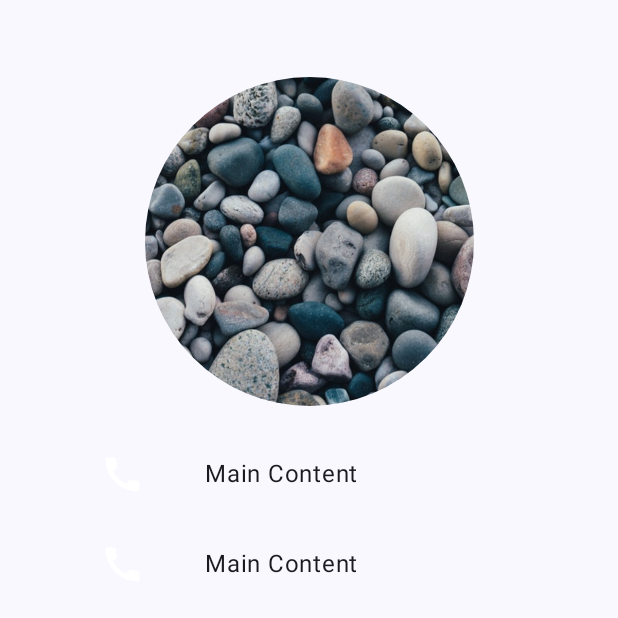
After one commit to hernantorres86/GymApp, an Android app built with Jetpack Compose: the composable PersonDateScreen shown on its own in the app's theme, on a phone screen of 412 x 824 dp, the top half of it. The commit adds this screen. Run offline under Robolectric (Android 15) with nearby library versions, the phone set to English and light mode, and no system bars.

Commit message:
commit main

```diff
--- a/app/src/main/AndroidManifest.xml
+++ b/app/src/main/AndroidManifest.xml
@@ -3,6 +3,7 @@
     xmlns:tools="http://schemas.android.com/tools">
 
     <application
+        android:name=".aplication"
         android:allowBackup="true"
         android:dataExtractionRules="@xml/data_extraction_rules"
         android:fullBackupContent="@xml/backup_rules"
@@ -13,7 +14,7 @@
         android:theme="@style/Theme.GymApp"
         tools:targetApi="31">
         <activity
-            android:name=".MainActivity"
+            android:name=".main_screen.MainActivity"
             android:exported="true"
             android:label="@string/app_name"
             android:theme="@style/Theme.GymApp">
--- /dev/null
+++ b/app/src/main/java/com/hernan/gymapp/main_screen/data/model/HarcodedModel.kt
@@ -0,0 +1,3 @@
+package com.hernan.gymapp.main_screen.data.model
+
+data class HarcodedModel(val a:String)
--- /dev/null
+++ b/app/src/main/java/com/hernan/gymapp/main_screen/domain/model/HarcodedModel.kt
@@ -0,0 +1,3 @@
+package com.hernan.gymapp.main_screen.domain.model
+
+data class HarcodedModel(val a:String)
--- a/app/src/main/java/com/hernan/gymapp/models/HarcodedLists.kt
+++ b/app/src/main/java/com/hernan/gymapp/models/HarcodedLists.kt
@@ -1,4 +1,3 @@
 package com.hernan.gymapp.models
 
-data class HarcodedLists(val drawable: Int, val text:Int, var celPhone:String = "", var clientType:String = "") {
-}
+data class HarcodedLists(val drawable: Int, val text:Int, var celPhone:String = "", var clientType:String = "")
--- a/app/src/main/java/com/hernan/gymapp/navigation/AppNavigation.kt
+++ b/app/src/main/java/com/hernan/gymapp/navigation/AppNavigation.kt
@@ -7,7 +7,7 @@ import androidx.navigation.compose.NavHost
 import androidx.navigation.compose.composable
 import androidx.navigation.compose.rememberNavController
 import androidx.navigation.navArgument
-import com.hernan.gymapp.ui_app.MainScreen
+import com.hernan.gymapp.main_screen.presentation.ui.MainScreen
 import com.hernan.gymapp.ui_app.SplashScreen
 import com.hernan.gymapp.ui_app.TurnsScreen
 import com.hernan.gymapp.ui_app.UsersScreen
--- /dev/null
+++ b/app/src/main/java/com/hernan/gymapp/ui_app/PersonDateScreen.kt
@@ -0,0 +1,149 @@
+package com.hernan.gymapp.ui_app
+
+import androidx.compose.animation.core.Animatable
+import androidx.compose.animation.core.LinearOutSlowInEasing
+import androidx.compose.animation.core.tween
+import androidx.compose.foundation.Image
+import androidx.compose.foundation.background
+import androidx.compose.foundation.layout.Box
+import androidx.compose.foundation.layout.Column
+import androidx.compose.foundation.layout.Row
+import androidx.compose.foundation.layout.fillMaxSize
+import androidx.compose.foundation.layout.fillMaxWidth
+import androidx.compose.foundation.layout.height
+import androidx.compose.foundation.layout.padding
+import androidx.compose.foundation.layout.width
+import androidx.compose.foundation.lazy.LazyColumn
+import androidx.compose.foundation.shape.CircleShape
+import androidx.compose.foundation.shape.RoundedCornerShape
+import androidx.compose.material3.Card
+import androidx.compose.material3.CardDefaults
+import androidx.compose.material3.MaterialTheme
+import androidx.compose.material3.Text
+import androidx.compose.runtime.Composable
+import androidx.compose.runtime.LaunchedEffect
+import androidx.compose.runtime.getValue
+import androidx.compose.runtime.mutableStateOf
+import androidx.compose.runtime.remember
+import androidx.compose.runtime.setValue
+import androidx.compose.ui.Alignment
+import androidx.compose.ui.Alignment.Companion.CenterHorizontally
+import androidx.compose.ui.Modifier
+import androidx.compose.ui.draw.clip
+import androidx.compose.ui.graphics.graphicsLayer
+import androidx.compose.ui.layout.ContentScale
+import androidx.compose.ui.platform.LocalDensity
+import androidx.compose.ui.res.painterResource
+import androidx.compose.ui.tooling.preview.Preview
+import androidx.compose.ui.unit.dp
+import com.hernan.gymapp.R
+import com.hernan.gymapp.funtions.userList
+import kotlinx.coroutines.launch
+
+
+var userImage: Int? = null
+var userName: Int? = null
+
+@Composable
+fun PersonDateScreen(){
+
+    userList().map { item ->
+        userName = item.text
+        userImage = item.drawable
+    }
+    val bottomSheetHeight = with(LocalDensity.current) { 20.dp.toPx() }
+
+    Box(
+        modifier = Modifier
+            .fillMaxSize()
+            .background(color = MaterialTheme.colorScheme.background),
+        contentAlignment = Alignment.Center
+    ) {
+        var bottomSheetVisible by remember { mutableStateOf(true) }
+
+        val targetHeight = if (bottomSheetVisible) bottomSheetHeight else 0f
+        val animatableHeight = remember { Animatable(targetHeight) }
+        LaunchedEffect(bottomSheetVisible) {
+            animatableHeight.animateTo(
+                targetValue = targetHeight,
+                animationSpec = tween(
+                    durationMillis = 300,
+                    easing = LinearOutSlowInEasing
+                )
+            )
+        }
+
+        Column(
+            Modifier
+                .graphicsLayer {
+                    translationY = animatableHeight.value
+                }
+                .fillMaxSize()
+                .padding(16.dp)
+                .background(
+                    color = MaterialTheme.colorScheme.background,
+                    shape = RoundedCornerShape(topStart = 16.dp, topEnd = 16.dp)
+                )
+        ) {
+            Image(
+                painter = painterResource(R.drawable.fc4_self_massage),  //R.drawable.ab1_inversions
+                contentDescription = null,
+                contentScale = ContentScale.Crop, // puedo dar 3 estilos de imagen. Fit, FillBounds y Crop
+                modifier = Modifier
+                    .height(250.dp)
+                    .width(250.dp)
+                    .padding(15.dp)
+                    .clip(CircleShape)
+                    .align(Alignment.CenterHorizontally)
+            )
+
+           // DateUser(R.drawable.telephone_24, )
+            DateUser()
+            DateUser()
+
+        }
+
+        // Toggle bottom sheet visibility
+        /*coroutineScoper!!.launch {
+            bottomSheetVisible = !bottomSheetVisible
+        }*/
+    }
+}
+
+@Composable
+private fun DateUser(){
+
+    Card(
+        modifier = Modifier
+            .fillMaxWidth()
+            .height(60.dp)
+            .padding(vertical = 1.dp, horizontal = 15.dp),
+        shape = RoundedCornerShape(16.dp),
+        colors = CardDefaults.cardColors(
+            containerColor = MaterialTheme.colorScheme.background)
+    ) {
+        Row(modifier = Modifier
+            .fillMaxSize()
+            .background(color = MaterialTheme.colorScheme.background)
+            .align(CenterHorizontally),
+        ) {
+            Image(
+                painter = painterResource(R.drawable.telephone_24),
+                contentDescription = null,
+                modifier = Modifier
+                    .height(50.dp)
+                    .width(100.dp)
+                    .padding(10.dp)
+                    .align(alignment = Alignment.CenterVertically)
+            )
+            Text(text = "Main Content",
+                Modifier
+                    .padding(5.dp)
+                    .align(alignment = Alignment.CenterVertically)
+            )
+
+        }
+
+    }
+
+}
--- /dev/null
+++ b/app/src/main/res/drawable/telephone_24.xml
@@ -0,0 +1,5 @@
+<vector android:height="24dp" android:tint="#FFFFFF"
+    android:viewportHeight="24" android:viewportWidth="24"
+    android:width="24dp" xmlns:android="http://schemas.android.com/apk/res/android">
+    <path android:fillColor="@android:color/white" android:pathData="M20.01,15.38c-1.23,0 -2.42,-0.2 -3.53,-0.56 -0.35,-0.12 -0.74,-0.03 -1.01,0.24l-1.57,1.97c-2.83,-1.35 -5.48,-3.9 -6.89,-6.83l1.95,-1.66c0.27,-0.28 0.35,-0.67 0.24,-1.02 -0.37,-1.11 -0.56,-2.3 -0.56,-3.53 0,-0.54 -0.45,-0.99 -0.99,-0.99H4.19C3.65,3 3,3.24 3,3.99 3,13.28 10.73,21 20.01,21c0.71,0 0.99,-0.63 0.99,-1.18v-3.45c0,-0.54 -0.45,-0.99 -0.99,-0.99z"/>
+</vector>
--- a/build.gradle
+++ b/build.gradle
@@ -2,5 +2,6 @@
 plugins {
     id 'com.android.application' version '8.0.1' apply false
     id 'com.android.library' version '8.0.1' apply false
-    id 'org.jetbrains.kotlin.android' version '1.7.20' apply false
+    id 'org.jetbrains.kotlin.android' version '1.9.10' apply false
+    id 'com.google.dagger.hilt.android' version '2.48' apply false
 }
```
Also changed, not shown: app/build.gradle (+14 -1 lines), app/src/main/java/com/hernan/gymapp/aplication.kt (added, +7 -0 lines), app/src/main/java/com/hernan/gymapp/main_screen/MainActivity.kt (renamed from app/src/main/java/com/hernan/gymapp/MainActivity.kt, +4 -7 lines), app/src/main/java/com/hernan/gymapp/main_screen/data/model/ClientModule.kt (added, +34 -0 lines), app/src/main/java/com/hernan/gymapp/main_screen/data/repository/ClienApi.kt (added, +11 -0 lines), app/src/main/java/com/hernan/gymapp/main_screen/data/repository/ClientRepositoryImpl.kt (added, +32 -0 lines), app/src/main/java/com/hernan/gymapp/main_screen/domain/repository/ClientRepository.kt (added, +9 -0 lines), app/src/main/java/com/hernan/gymapp/main_screen/domain/usecase/GetClientUsecase.kt (added, +11 -0 lines), app/src/main/java/com/hernan/gymapp/main_screen/presentation/state/State.kt (added, +7 -0 lines), app/src/main/java/com/hernan/gymapp/main_screen/presentation/ui/MainScreen.kt (renamed from app/src/main/java/com/hernan/gymapp/ui_app/MainScreen.kt, +33 -6 lines), app/src/main/java/com/hernan/gymapp/main_screen/presentation/viewmodel/Viewmodel.kt (added, +33 -0 lines).
